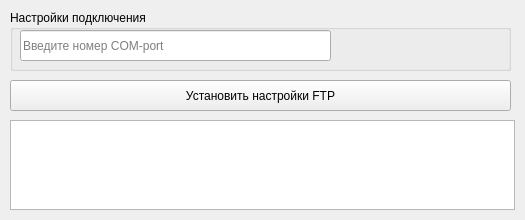
Above: libs/maket.ui from loccupy/SetFtpAndHarm before the change. Below: the same form after it.
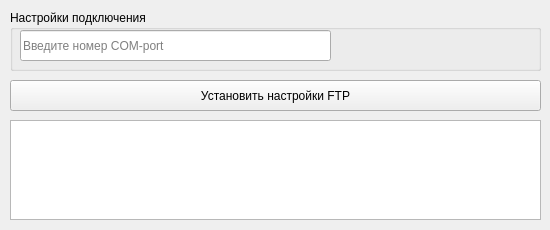
That is the form after the change.

Commit message: туда сюда

What changed in the file:
```diff
--- a/libs/maket.ui
+++ b/libs/maket.ui
@@ -6,20 +6,20 @@
    <rect>
     <x>0</x>
     <y>0</y>
-    <width>525</width>
-    <height>220</height>
+    <width>550</width>
+    <height>230</height>
    </rect>
   </property>
   <property name="minimumSize">
    <size>
-    <width>525</width>
-    <height>220</height>
+    <width>550</width>
+    <height>230</height>
    </size>
   </property>
   <property name="maximumSize">
    <size>
-    <width>525</width>
-    <height>220</height>
+    <width>550</width>
+    <height>230</height>
    </size>
   </property>
   <property name="windowTitle">
@@ -36,7 +36,7 @@
     <rect>
      <x>10</x>
      <y>10</y>
-     <width>501</width>
+     <width>531</width>
      <height>61</height>
     </rect>
    </property>
@@ -77,7 +77,7 @@
     <rect>
      <x>10</x>
      <y>80</y>
-     <width>501</width>
+     <width>531</width>
      <height>31</height>
     </rect>
    </property>
@@ -93,20 +93,20 @@
     <rect>
      <x>10</x>
      <y>120</y>
-     <width>505</width>
-     <height>90</height>
+     <width>531</width>
+     <height>100</height>
     </rect>
    </property>
    <property name="minimumSize">
     <size>
      <width>505</width>
-     <height>90</height>
+     <height>100</height>
     </size>
    </property>
    <property name="maximumSize">
     <size>
-     <width>505</width>
-     <height>90</height>
+     <width>540</width>
+     <height>100</height>
     </size>
    </property>
   </widget>
```
